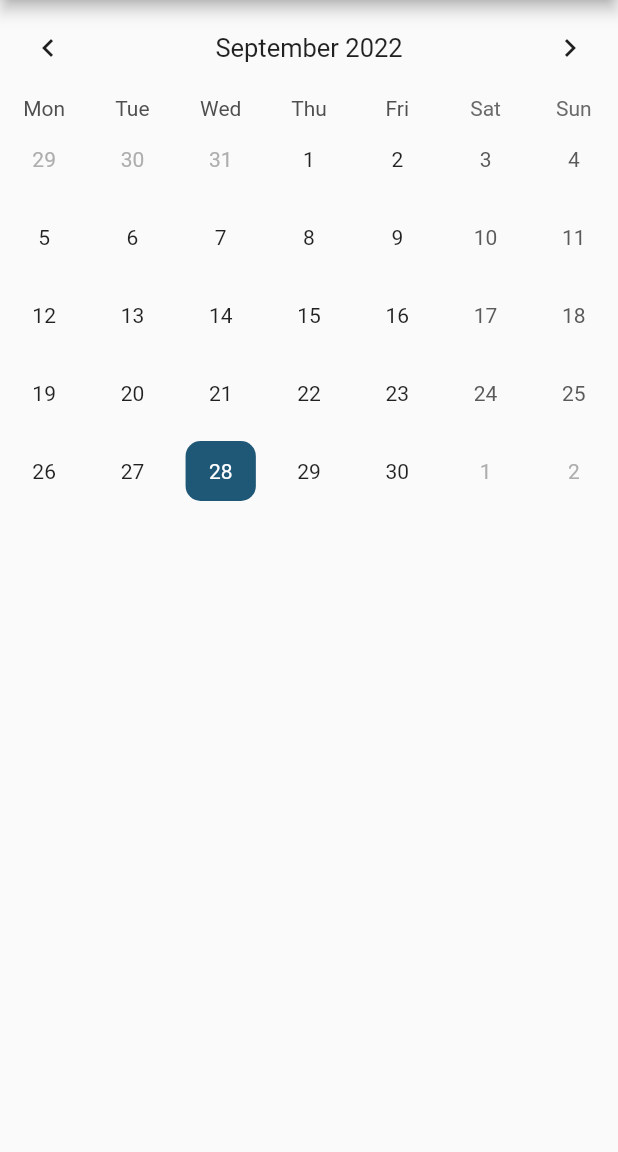
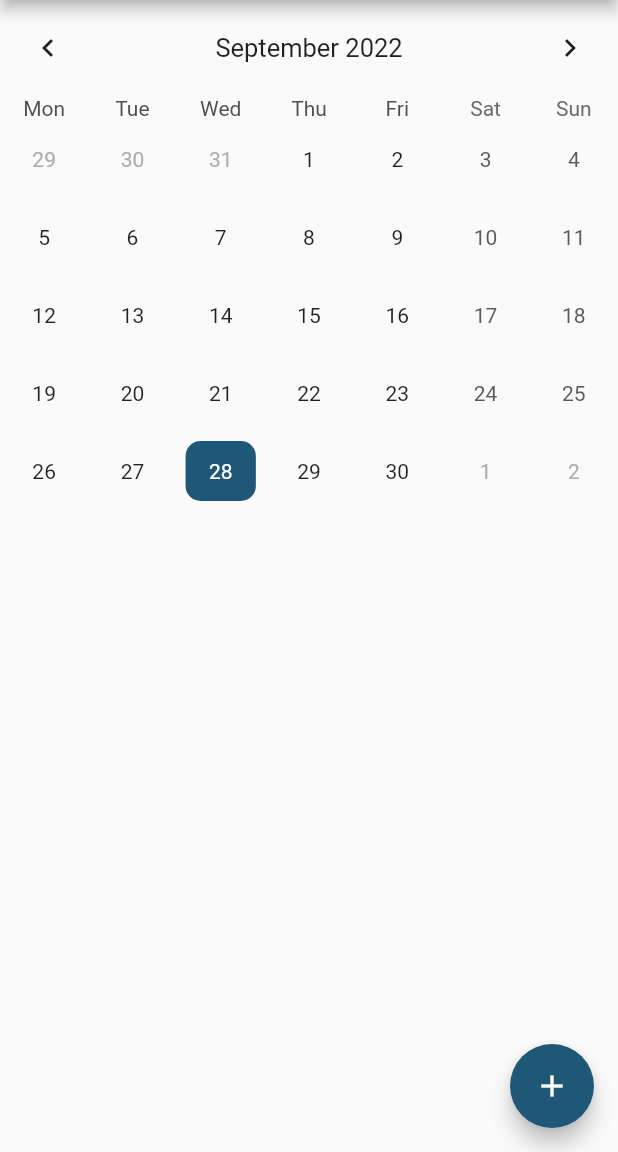
Before and after one commit to ayushsharman/Medoc, a Flutter app: the screen it shows after launch, on a phone screen of 412 x 824 dp, the part 84-1236 px from its top. Run offline on Flutter 3.47's test engine with Material 2 defaults, Android fonts, the phone set to English and light mode, and no system bars; drawn by our look-alikes of table_calendar; our stand-ins replace syncfusion_flutter_calendar.

Commit message:
calendar

```diff
--- a/medoc_calendar/lib/calendar.dart
+++ b/medoc_calendar/lib/calendar.dart
@@ -60,6 +60,13 @@ class _CalendarState extends State<Calendar> {
           titleCentered: true,
         ),
       ),
+      floatingActionButton: FloatingActionButton(
+        onPressed: () {},
+        child: Icon(
+          Icons.add,
+        ),
+        backgroundColor: Color.fromARGB(255, 31, 87, 118),
+      ),
     );
   }
 }
```
